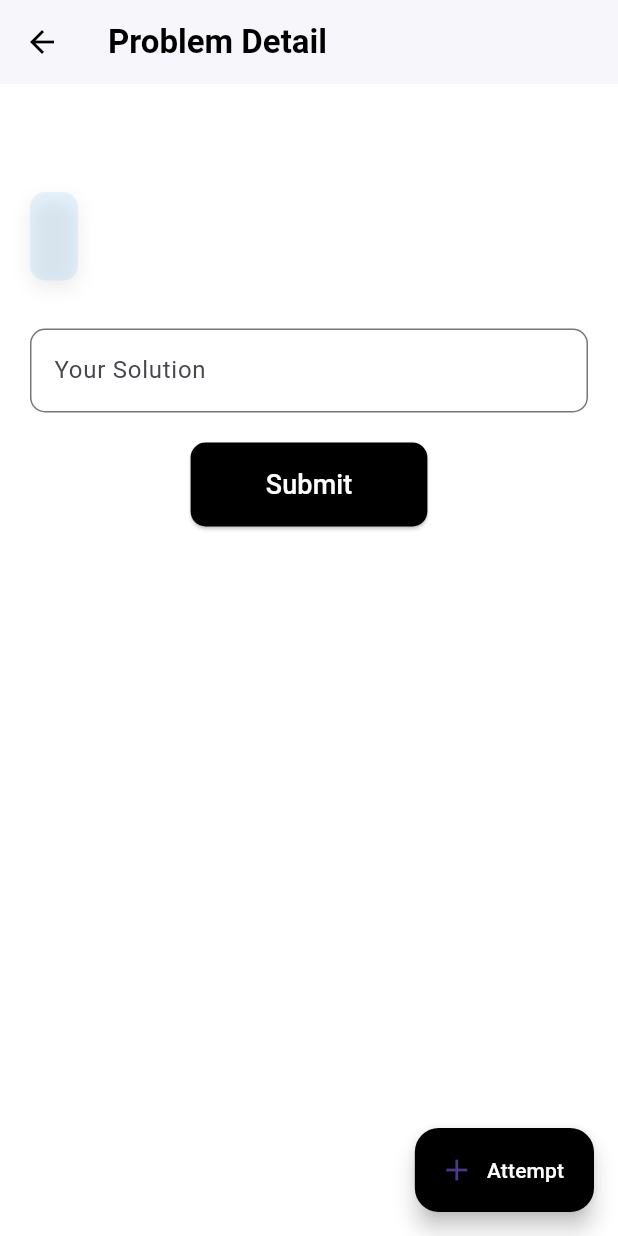
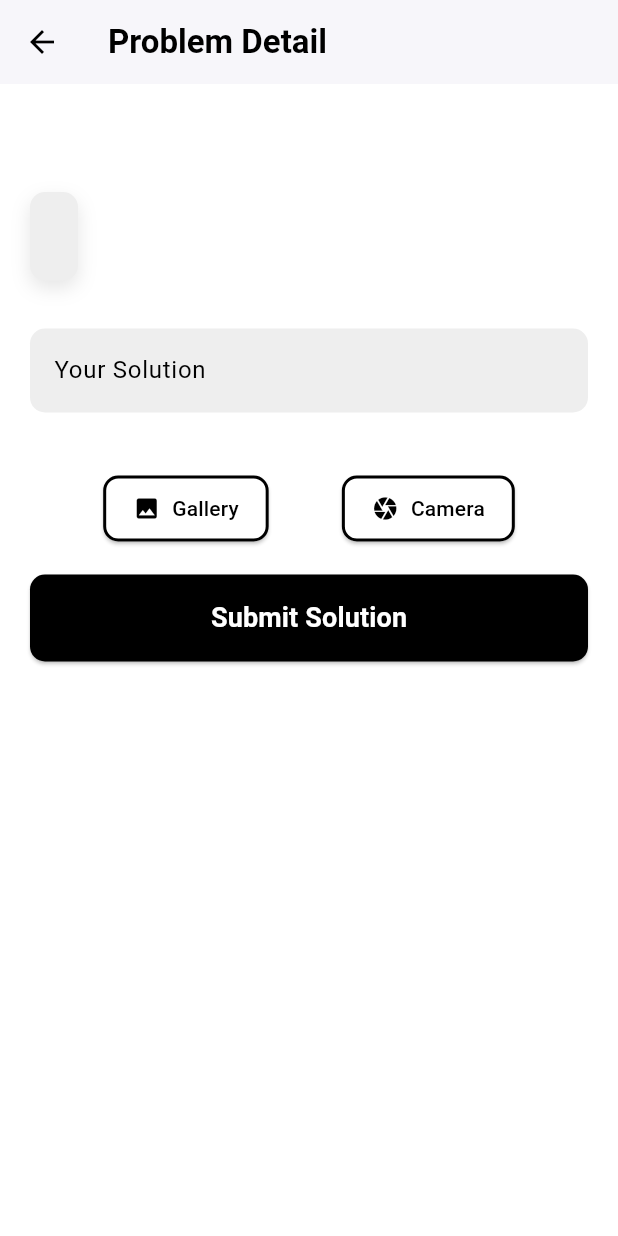
Before and after one commit to mohamed-emad-c4/programming-learn, a Flutter app: the ProblemDetailScreen screen opened directly with empty values, on a phone screen of 412 x 824 dp. Run offline on Flutter 3.47's test engine with Material 3 defaults, Android fonts, the phone set to English and light mode, and no system bars; our stand-ins replace bloc, cached_network_image, equatable, flutter_animate, flutter_bloc, flutter_staggered_animations and 7 more; accounts and stored records are empty; network calls fail.

Commit message:
add ocr by ai

```diff
--- /dev/null
+++ b/assets/tessdata_config.json
@@ -0,0 +1,4 @@
+{
+    "language": "eng",
+    "assetsPath": "assets/tessdata"
+  }
--- a/lib/data/datasources/api_service.dart
+++ b/lib/data/datasources/api_service.dart
@@ -7,7 +7,7 @@ import '../models/problem_model.dart';
 import '../models/tag.dart';
 
 class ApiService {
-  static const String baseUrl = 'http://192.168.1.2:8000/api';
+  static const String baseUrl = 'http://192.168.1.4:8000/api';
 
   // تسجيل حساب جديد
   static Future<Map<String, dynamic>> register({
--- a/lib/data/datasources/values.dart
+++ b/lib/data/datasources/values.dart
@@ -1,2 +1,3 @@
 int current_chapter_Id = 1;
 int current_course_Id = 1;
+const apiKey = 'AIzaSyBtpVvqS0M2V_IGrcYT5F8icZljBrqv8mw';
--- a/lib/domain/repositories/auth_repository_impl.dart
+++ b/lib/domain/repositories/auth_repository_impl.dart
@@ -1,5 +1,7 @@
 import 'dart:developer';
+import 'dart:io';
 
+import 'package:http/http.dart';
 import 'package:shared_preferences/shared_preferences.dart';
 
 import '../../data/datasources/api_service.dart';
@@ -88,6 +90,10 @@ Future<String?> getToken() async {
 Future<bool> validateToken(String token) async {
   try {
     return await ApiService.verifyToken(token); // استخدام الدالة الجديدة
+  } on ClientException catch (e) {
+    throw Exception('فشل في التحقق من صحة الـ token: ClientException: $e');
+  } on SocketException catch (e) {
+    throw Exception('فشل في التحقق من صحة الـ token: SocketException: $e');
   } catch (e) {
     throw Exception('فشل في التحقق من صحة الـ token: $e');
   }
--- /dev/null
+++ b/lib/presentation/cubit/problem/problem/image_state.dart
@@ -0,0 +1,23 @@
+part of 'image_cubit.dart';
+
+@immutable
+abstract class ImageState {}
+
+class ImageInitial extends ImageState {}
+
+class ImageUploading extends ImageState {}
+
+class ImagePicked extends ImageState {
+  final XFile image;
+  ImagePicked(this.image);
+}
+
+class ImageUploaded extends ImageState {
+  final String response;
+  ImageUploaded(this.response);
+}
+
+class ImageError extends ImageState {
+  final String message;
+  ImageError(this.message);
+}
--- a/lib/presentation/screens/home_screen.dart
+++ b/lib/presentation/screens/home_screen.dart
@@ -75,7 +75,7 @@ class _HomeScreenState extends State<HomeScreen> {
         'icon': Icons.lightbulb_outline,
         'title': 'تعلم المهارات',
         'description': 'طور التفكير النقدي والإبداع.',
-        'route': '/skills'
+        'route': '/ocr'
       },
       {
         'icon': Icons.bug_report,
--- a/lib/presentation/screens/problem/peoblem/problem_detail_screen.dart
+++ b/lib/presentation/screens/problem/peoblem/problem_detail_screen.dart
@@ -1,8 +1,9 @@
-// lib/presentation/screens/problem/problem/problem_detail_screen.dart
-
 import 'dart:io';
 import 'package:flutter/material.dart';
 import 'package:flutter/services.dart';
+import 'package:flutter_bloc/flutter_bloc.dart';
+import 'package:image_picker/image_picker.dart';
+import 'package:learn_programming/presentation/cubit/problem/problem/image_cubit.dart';
 
 class ProblemDetailScreen extends StatefulWidget {
   const ProblemDetailScreen({super.key});
@@ -11,29 +12,11 @@ class ProblemDetailScreen extends StatefulWidget {
   State<ProblemDetailScreen> createState() => _ProblemDetailScreenState();
 }
 
-class _ProblemDetailScreenState extends State<ProblemDetailScreen>
-    with SingleTickerProviderStateMixin {
+class _ProblemDetailScreenState extends State<ProblemDetailScreen> {
   late int id;
   late String title;
   late String description;
   final TextEditingController _solutionController = TextEditingController();
-  final TextEditingController _newLanguageController = TextEditingController();
-  bool isSubmitting = false;
-  bool isValidSolution = true;
-
-  String? selectedLanguage;
-  List<String> programmingLanguages = [
-    'C++',
-    'Java',
-    'Python',
-    'JavaScript',
-    'Dart',
-    'Add New Language'
-  ];
-
-  // File and Image Variables
-  File? _selectedImage;
-  File? _selectedFile;
 
   @override
   void didChangeDependencies() {
@@ -47,195 +30,147 @@ class _ProblemDetailScreenState extends State<ProblemDetailScreen>
   @override
   void dispose() {
     _solutionController.dispose();
-    _newLanguageController.dispose();
     super.dispose();
+  }
+
+  void _submitSolution() {
+    final solution = _solutionController.text.trim();
+    if (solution.isNotEmpty) {
+      // هنا ممكن تضيف كود إرسال الحل للسيرفر أو تخزينه في قاعدة البيانات
+      ScaffoldMessenger.of(context).showSnackBar(
+        const SnackBar(content: Text('Solution Submitted Successfully!')),
+      );
+    } else {
+      ScaffoldMessenger.of(context).showSnackBar(
+        const SnackBar(content: Text('Please enter a solution before submitting!')),
+      );
+    }
   }
 
   @override
   Widget build(BuildContext context) {
-    return Scaffold(
-      backgroundColor: Colors.white,
-      appBar: AppBar(
-        title: Text(
-          'Problem Detail',
-          style: TextStyle(
-            fontWeight: FontWeight.bold,
-            color: Colors.black,
-          ),
+    return BlocProvider(
+      create: (_) => ImageCubit(),
+      child: Scaffold(
+        backgroundColor: Colors.white,
+        appBar: AppBar(
+          title: const Text('Problem Detail', style: TextStyle(fontWeight: FontWeight.bold, color: Colors.black)),
+          backgroundColor: Colors.white,
+          elevation: 1,
+          iconTheme: const IconThemeData(color: Colors.black),
+          systemOverlayStyle: SystemUiOverlayStyle.dark,
         ),
-        backgroundColor: Colors.white,
-        elevation: 1,
-        iconTheme: const IconThemeData(color: Colors.black),
-        systemOverlayStyle: SystemUiOverlayStyle.dark,
-      ),
-      body: SingleChildScrollView(
-        child: Padding(
+        body: SingleChildScrollView(
           padding: const EdgeInsets.symmetric(horizontal: 20.0, vertical: 16.0),
           child: Column(
             crossAxisAlignment: CrossAxisAlignment.start,
             children: [
-              // Title Animation
-              AnimatedSwitcher(
-                duration: const Duration(milliseconds: 300),
-                child: Text(
-                  title,
-                  key: ValueKey(title),
-                  style: const TextStyle(
-                    fontSize: 28,
-                    fontWeight: FontWeight.bold,
-                    color: Colors.black,
-                  ),
-                ),
-              ),
+              Text(title, style: const TextStyle(fontSize: 28, fontWeight: FontWeight.bold, color: Colors.black)),
               const SizedBox(height: 16),
-                Container(
+              Container(
                 decoration: BoxDecoration(
-                  color: Colors.blue.withOpacity(0.1),
+                  color: Colors.grey[200],
                   borderRadius: BorderRadius.circular(10),
-                  boxShadow: [
-                  BoxShadow(
-                    color: Colors.grey.withOpacity(0.2),
-                    blurRadius: 10,
-                    offset: Offset(0, 5),
-                  ),
-                  ],
+                  boxShadow: [BoxShadow(color: Colors.black.withOpacity(0.1), blurRadius: 10, offset: Offset(0, 5))],
                 ),
                 padding: const EdgeInsets.all(16),
-                child: Text(
-                  description,
-                  style: TextStyle(
-                  fontSize: 18,
-                  color: Colors.grey[800],
-                  height: 1.5,
-                  ),
-                ),
-                ),
+                child: Text(description, style: const TextStyle(fontSize: 18, color: Colors.black87, height: 1.5)),
+              ),
               const SizedBox(height: 32),
-
-              // Solution TextField
-              TextField(
-                controller: _solutionController,
-                maxLines: null,
-                onChanged: (value) {
-                  setState(() {
-                    isValidSolution = value.trim().isNotEmpty;
-                  });
+              BlocConsumer<ImageCubit, ImageState>(
+                listener: (context, state) {
+                  if (state is ImageUploaded) {
+                    _solutionController.text = state.response;
+                  }
                 },
-                decoration: InputDecoration(
-                  labelText: 'Your Solution',
-                  hintText: 'Write your solution here...',
-                  errorText:
-                      isValidSolution ? null : 'Solution cannot be empty',
-                  border: OutlineInputBorder(
-                    borderRadius: BorderRadius.circular(10),
-                  ),
-                ),
+                builder: (context, state) {
+                  return Column(
+                    children: [
+                      TextField(
+                        controller: _solutionController,
+                        maxLines: null,
+                        style: const TextStyle(color: Colors.black),
+                        decoration: InputDecoration(
+                          labelText: 'Your Solution',
+                          labelStyle: const TextStyle(color: Colors.black),
+                          hintText: 'Write your solution or use AI...',
+                          hintStyle: const TextStyle(color: Colors.black54),
+                          filled: true,
+                          fillColor: Colors.grey[200],
+                          border: OutlineInputBorder(borderRadius: BorderRadius.circular(10), borderSide: BorderSide.none),
+                        ),
+                      ),
+                      const SizedBox(height: 20),
+                      if (state is ImagePicked)
+                        ClipRRect(
+                          borderRadius: BorderRadius.circular(10),
+                          child: Container(
+                            decoration: BoxDecoration(
+                              border: Border.all(color: Colors.black, width: 2),
+                              borderRadius: BorderRadius.circular(10),
+                            ),
+                            child: Image.file(File(state.image.path), height: 150, fit: BoxFit.cover),
+                          ),
+                        ),
+                      if (state is ImageUploading)
+                        const Padding(
+                          padding: EdgeInsets.all(10),
+                          child: CircularProgressIndicator(color: Colors.black),
+                        ),
+                      const SizedBox(height: 20),
+                      Row(
+                        mainAxisAlignment: MainAxisAlignment.spaceEvenly,
+                        children: [
+                          _buildButton(
+                            icon: Icons.image,
+                            label: 'Gallery',
+                            onTap: () => context.read<ImageCubit>().pickImage(ImageSource.gallery),
+                          ),
+                          _buildButton(
+                            icon: Icons.camera,
+                            label: 'Camera',
+                            onTap: () => context.read<ImageCubit>().pickImage(ImageSource.camera),
+                          ),
+                        ],
+                      ),
+                      const SizedBox(height: 20),
+                      _buildSubmitButton(),
+                    ],
+                  );
+                },
               ),
-              const SizedBox(height: 20),
-
-              // Submit Button
-              Center(
-                child: ElevatedButton(
-                  style: ElevatedButton.styleFrom(
-                    backgroundColor: Colors.black,
-                    padding: const EdgeInsets.symmetric(
-                        horizontal: 50, vertical: 15),
-                    shape: RoundedRectangleBorder(
-                      borderRadius: BorderRadius.circular(10),
-                    ),
-                  ),
-                  onPressed: isSubmitting
-                      ? null
-                      : () {
-                          if (_solutionController.text.trim().isEmpty) {
-                            setState(() {
-                              isValidSolution = false;
-                            });
-                          } else {
-                            setState(() {
-                              isSubmitting = true;
-                            });
-
-                            // Simulating submission delay
-                            Future.delayed(const Duration(seconds: 2), () {
-                              setState(() {
-                                isSubmitting = false;
-                              });
-                              ScaffoldMessenger.of(context).showSnackBar(
-                                const SnackBar(
-                                  content: Text('Solution Submitted!'),
-                                ),
-                              );
-                            });
-                          }
-                        },
-                  child: isSubmitting
-                      ? const CircularProgressIndicator(
-                          valueColor:
-                              AlwaysStoppedAnimation<Color>(Colors.white),
-                        )
-                      : const Text(
-                          'Submit',
-                          style: TextStyle(color: Colors.white, fontSize: 18),
-                        ),
-                ),
-              ),
-
-              const SizedBox(height: 20),
-
-              // Attempt Button for Camera and File
             ],
           ),
         ),
       ),
-      floatingActionButton: FloatingActionButton.extended(
-        onPressed: _showAttemptOptions,
-        label: const Text('Attempt', style: TextStyle(color: Colors.white)),
-        icon: const Icon(Icons.add),
-        backgroundColor: Colors.black,
+    );
+  }
+
+  Widget _buildButton({required IconData icon, required String label, required VoidCallback onTap}) {
+    return ElevatedButton.icon(
+      onPressed: onTap,
+      icon: Icon(icon, color: Colors.black),
+      label: Text(label, style: const TextStyle(color: Colors.black)),
+      style: ElevatedButton.styleFrom(
+        backgroundColor: Colors.white,
+        side: const BorderSide(color: Colors.black, width: 2),
+        shape: RoundedRectangleBorder(borderRadius: BorderRadius.circular(10)),
+        padding: const EdgeInsets.symmetric(horizontal: 20, vertical: 12),
       ),
     );
   }
 
-  // Show Bottom Sheet for Camera and File Picker
-  void _showAttemptOptions() {
-    showModalBottomSheet(
-      context: context,
-      shape: const RoundedRectangleBorder(
-        borderRadius: BorderRadius.vertical(top: Radius.circular(20)),
-      ),
-      builder: (context) => Container(
-        padding: const EdgeInsets.all(20),
-        child: Column(
-          mainAxisSize: MainAxisSize.min,
-          children: [
-            Text(
-              'Choose an option',
-              style: TextStyle(
-                fontSize: 18,
-                fontWeight: FontWeight.bold,
-                color: Colors.black,
-              ),
-            ),
-            const SizedBox(height: 10),
-            ListTile(
-              leading: const Icon(Icons.camera_alt, color: Colors.black),
-              title: const Text('Open Camera'),
-              onTap: () async {
-                Navigator.pop(context);
-                // Add your camera functionality here
-              },
-            ),
-            ListTile(
-              leading: const Icon(Icons.folder, color: Colors.black),
-              title: const Text('Select File'),
-              onTap: () async {
-                Navigator.pop(context);
-                // Add your file picker functionality here
-              },
-            ),
-          ],
+  Widget _buildSubmitButton() {
+    return SizedBox(
+      width: double.infinity,
+      child: ElevatedButton(
+        onPressed: _submitSolution,
+        style: ElevatedButton.styleFrom(
+          backgroundColor: Colors.black,
+          padding: const EdgeInsets.symmetric(vertical: 16),
+          shape: RoundedRectangleBorder(borderRadius: BorderRadius.circular(10)),
         ),
+        child: const Text('Submit Solution', style: TextStyle(color: Colors.white, fontSize: 18, fontWeight: FontWeight.bold)),
       ),
     );
   }
--- a/pubspec.yaml
+++ b/pubspec.yaml
@@ -44,12 +44,13 @@ dependencies:
   youtube_player_flutter: ^9.1.1
   video_player: ^2.9.2
   animate_do: ^3.3.7
-  fl_chart: ^0.70.2
   charts_flutter_new: ^0.12.0
   flutter_staggered_animations: ^1.1.1
   cached_network_image: ^3.4.1
   google_fonts: ^6.2.1
   path_provider: ^2.1.5
+  image_picker: ^1.1.2
+  google_generative_ai: ^0.4.6
 
 dev_dependencies:
   flutter_test:
@@ -76,7 +77,7 @@ flutter:
   # To add assets to your application, add an assets section, like this:
   assets:
     - assets/images/fallback.jpg
-  #   - images/a_dot_ham.jpeg
+    - assets/w.jpg
 
   # An image asset can refer to one or more resolution-specific "variants", see
   # https://flutter.dev/to/resolution-aware-images
```
Also changed, not shown: lib/main.dart (+7 -4 lines), lib/presentation/cubit/problem/problem/image_cubit.dart (added, +56 -0 lines), lib/test.dart (added, +80 -0 lines), assets/w.jpg (added), pubspec.lock, 132 other files.
